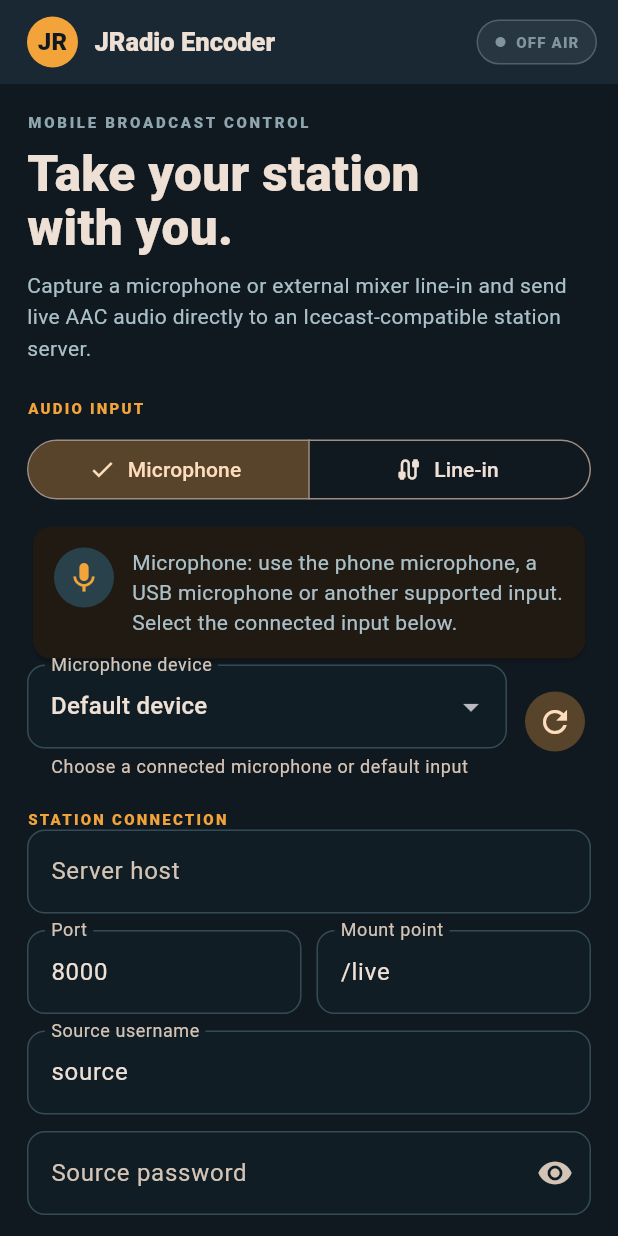
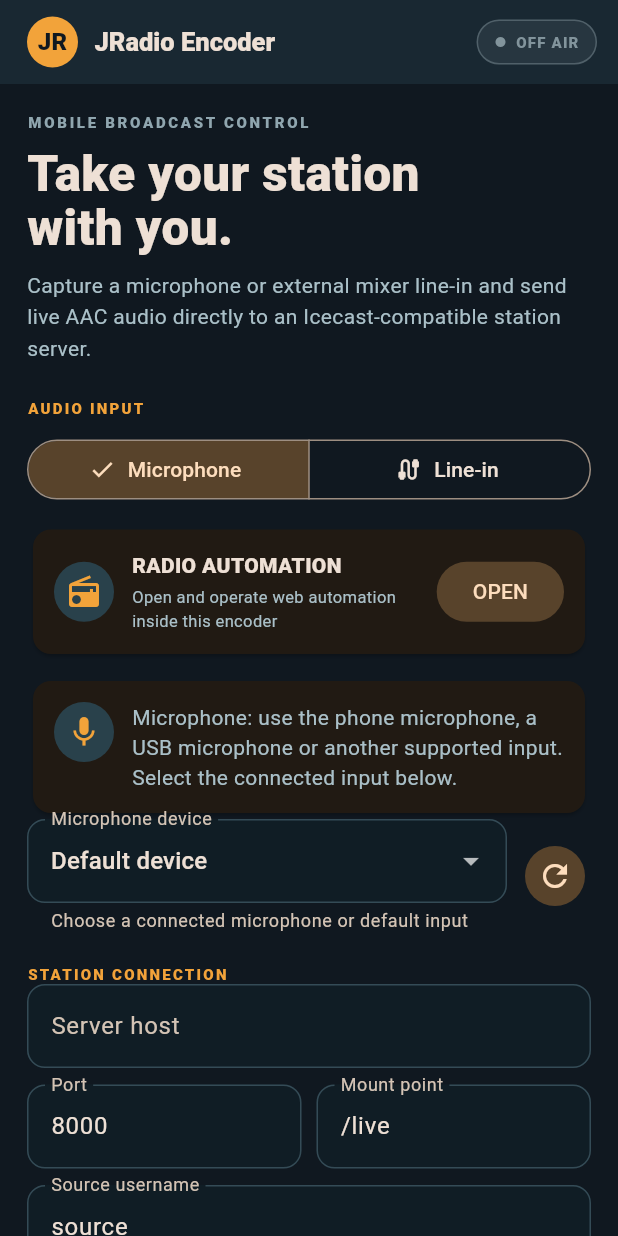
Before and after one commit to jradiosouthafrica-sa/jr-universal-broadcast-encoder, a Flutter app: the screen it shows after launch, on a phone screen of 412 x 824 dp. Run offline on Flutter 3.47's test engine with Material 3 defaults, Android fonts, the phone set to English and light mode, and no system bars; our stand-ins replace webview_flutter; missing offline and left inert: flutter_foreground_task, record.

Commit message:
Add radio automation workspace entry to encoder

```diff
--- a/mobile/flutter/lib/main.dart
+++ b/mobile/flutter/lib/main.dart
@@ -4,6 +4,7 @@ import 'package:flutter/material.dart';
 import 'package:flutter_foreground_task/flutter_foreground_task.dart';
 import 'package:record/record.dart';
 
+import 'automation_browser.dart';
 import 'broadcast_service.dart';
 
 void main() {
@@ -148,6 +149,14 @@ class _StudioHomeState extends State<StudioHome> {
     }
   }
 
+  Future<void> _openAutomationBrowser() async {
+    await Navigator.of(context).push(
+      MaterialPageRoute<void>(
+        builder: (_) => const AutomationBrowserPage(),
+      ),
+    );
+  }
+
   Future<void> _stopBroadcast() async {
     final service = _service;
     if (service == null) {
@@ -281,6 +290,39 @@ class _StudioHomeState extends State<StudioHome> {
                         unawaited(_refreshInputDevices());
                       }
                     },
+            ),
+            const SizedBox(height: 12),
+            Card(
+              child: Padding(
+                padding: const EdgeInsets.all(14),
+                child: Row(
+                  children: [
+                    const CircleAvatar(
+                      backgroundColor: Color(0xFF29414B),
+                      child: Icon(Icons.radio, color: Color(0xFFF2A33A)),
+                    ),
+                    const SizedBox(width: 12),
+                    const Expanded(
+                      child: Column(
+                        crossAxisAlignment: CrossAxisAlignment.start,
+                        children: [
+                          Text('RADIO AUTOMATION', style: TextStyle(fontWeight: FontWeight.w800)),
+                          SizedBox(height: 3),
+                          Text(
+                            'Open and operate web automation inside this encoder',
+                            style: TextStyle(color: Color(0xFFAAC0C8), fontSize: 11),
+                          ),
+                        ],
+                      ),
+                    ),
+                    const SizedBox(width: 8),
+                    FilledButton.tonal(
+                      onPressed: _openAutomationBrowser,
+                      child: const Text('OPEN'),
+                    ),
+                  ],
+                ),
+              ),
             ),
             const SizedBox(height: 10),
             Card(
```
